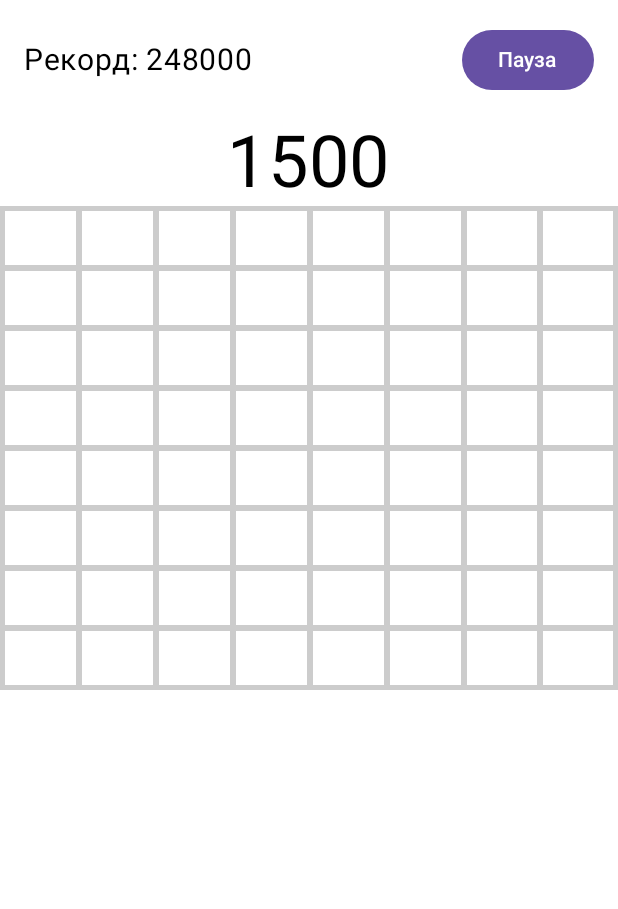
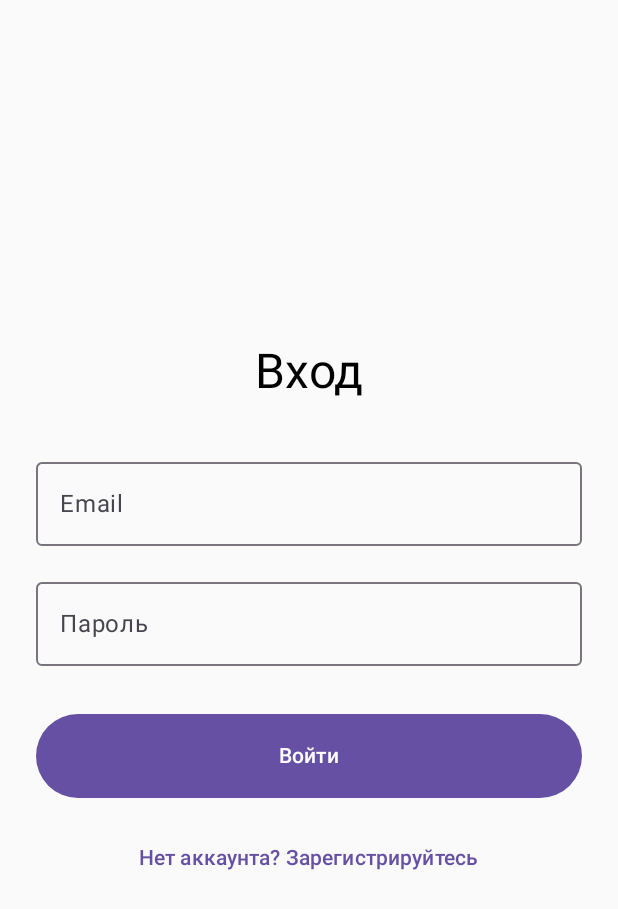
Before and after one commit to rexandel/cube_crush, an Android app built with Jetpack Compose: the screen it shows after launch (MainActivity), on a phone screen of 412 x 824 dp. Shown: the top 909 px of the screen. Run offline under Robolectric (Android 15) with nearby library versions, the phone set to English and light mode, and no system bars.

Commit message:
feat: add register & login screens

```diff
--- a/app/src/main/java/com/rexandel/cube_crush/MainActivity.kt
+++ b/app/src/main/java/com/rexandel/cube_crush/MainActivity.kt
@@ -3,14 +3,13 @@ package com.rexandel.cube_crush
 import android.os.Bundle
 import androidx.activity.ComponentActivity
 import androidx.activity.compose.setContent
-import androidx.compose.runtime.Composable
-import androidx.compose.runtime.LaunchedEffect
-import androidx.compose.runtime.getValue
-import androidx.compose.runtime.mutableStateOf
-import androidx.compose.runtime.remember
-import androidx.compose.runtime.setValue
+import androidx.compose.runtime.*
+import androidx.compose.ui.platform.LocalContext
+import com.rexandel.cube_crush.repository.UserRepository
 import com.rexandel.cube_crush.ui.screens.GameScreen
 import com.rexandel.cube_crush.ui.screens.SplashScreen
+import com.rexandel.cube_crush.ui.screens.auth.LoginScreen
+import com.rexandel.cube_crush.ui.screens.auth.RegisterScreen
 import com.rexandel.cube_crush.ui.theme.CubeCrushTheme
 
 class MainActivity : ComponentActivity() {
@@ -20,18 +19,48 @@ class MainActivity : ComponentActivity() {
         setContent {
             CubeCrushTheme {
                 var showSplash by remember { mutableStateOf(true) }
+                var currentScreen by remember { mutableStateOf<AppScreen>(AppScreen.Splash) }
+
+                val context = LocalContext.current
+                val userRepository = remember { UserRepository(context) }
+
+                // Проверяем, авторизован ли пользователь
+                LaunchedEffect(Unit) {
+                    kotlinx.coroutines.delay(2000) // Сплишскрин 2 секунды
+                    showSplash = false
+
+                    val currentUser = userRepository.getCurrentUser()
+                    currentScreen = if (currentUser != null) {
+                        AppScreen.Game
+                    } else {
+                        AppScreen.Login
+                    }
+                }
 
                 if (showSplash) {
                     SplashScreen()
                 } else {
-                    GameScreen()
-                }
-
-                LaunchedEffect(Unit) {
-                    kotlinx.coroutines.delay(3000L)
-                    showSplash = false
+                    when (currentScreen) {
+                        AppScreen.Splash -> SplashScreen()
+                        AppScreen.Login -> LoginScreen(
+                            onLoginSuccess = { currentScreen = AppScreen.Game },
+                            onNavigateToRegister = { currentScreen = AppScreen.Register }
+                        )
+                        AppScreen.Register -> RegisterScreen(
+                            onRegisterSuccess = { currentScreen = AppScreen.Game },
+                            onBackToLogin = { currentScreen = AppScreen.Login }
+                        )
+                        AppScreen.Game -> GameScreen()
+                    }
                 }
             }
         }
     }
 }
+
+sealed class AppScreen {
+    object Splash : AppScreen()
+    object Login : AppScreen()
+    object Register : AppScreen()
+    object Game : AppScreen()
+}
--- /dev/null
+++ b/app/src/main/java/com/rexandel/cube_crush/ui/screens/auth/LoginScreen.kt
@@ -0,0 +1,91 @@
+package com.rexandel.cube_crush.ui.screens.auth
+
+import androidx.compose.foundation.layout.*
+import androidx.compose.material3.*
+import androidx.compose.runtime.*
+import androidx.compose.ui.Alignment
+import androidx.compose.ui.Modifier
+import androidx.compose.ui.platform.LocalContext
+import androidx.compose.ui.unit.dp
+import com.rexandel.cube_crush.repository.UserRepository
+
+@Composable
+fun LoginScreen(
+    onLoginSuccess: () -> Unit,
+    onNavigateToRegister: () -> Unit
+) {
+    var email by remember { mutableStateOf("") }
+    var password by remember { mutableStateOf("") }
+    var errorMessage by remember { mutableStateOf("") }
+
+    val context = LocalContext.current
+    val userRepository = remember { UserRepository(context) }
+
+    Column(
+        modifier = Modifier
+            .fillMaxSize()
+            .padding(24.dp),
+        horizontalAlignment = Alignment.CenterHorizontally,
+        verticalArrangement = Arrangement.Center
+    ) {
+        Text(
+            text = "Вход",
+            style = MaterialTheme.typography.headlineLarge
+        )
+
+        Spacer(modifier = Modifier.height(32.dp))
+
+        OutlinedTextField(
+            value = email,
+            onValueChange = { email = it },
+            label = { Text("Email") },
+            modifier = Modifier.fillMaxWidth()
+        )
+
+        Spacer(modifier = Modifier.height(16.dp))
+
+        OutlinedTextField(
+            value = password,
+            onValueChange = { password = it },
+            label = { Text("Пароль") },
+            modifier = Modifier.fillMaxWidth()
+        )
+
+        if (errorMessage.isNotEmpty()) {
+            Text(
+                text = errorMessage,
+                color = MaterialTheme.colorScheme.error,
+                modifier = Modifier.padding(8.dp)
+            )
+        }
+
+        Spacer(modifier = Modifier.height(32.dp))
+
+        Button(
+            onClick = {
+                if (email.isEmpty() || password.isEmpty()) {
+                    errorMessage = "Заполните все поля"
+                } else {
+                    if (userRepository.loginUser(email, password)) {
+                        userRepository.setCurrentUser(email)
+                        errorMessage = ""
+                        onLoginSuccess()
+                    } else {
+                        errorMessage = "Неверный email или пароль"
+                    }
+                }
+            },
+            modifier = Modifier
+                .fillMaxWidth()
+                .height(56.dp)
+        ) {
+            Text("Войти")
+        }
+
+        Spacer(modifier = Modifier.height(16.dp))
+
+        TextButton(onClick = onNavigateToRegister) {
+            Text("Нет аккаунта? Зарегистрируйтесь")
+        }
+    }
+}
```
Also changed, not shown: app/src/main/java/com/rexandel/cube_crush/repository/UserRepository.kt (added, +34 -0 lines), app/src/main/java/com/rexandel/cube_crush/ui/screens/auth/RegisterScreen.kt (added, +107 -0 lines).
